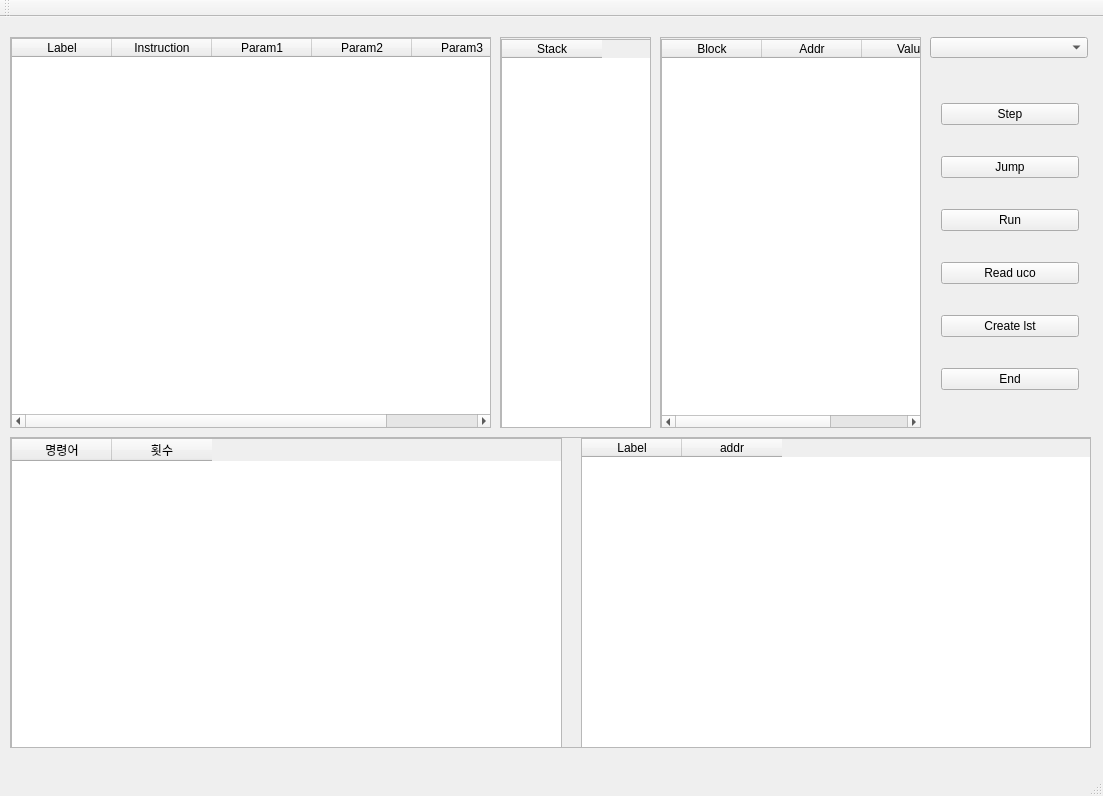
This is UCodeInterpreter/UCodeInterpreter.ui in joohyeson/UCodeInterpreter as Qt 5 draws it before an edit. The edited form follows.
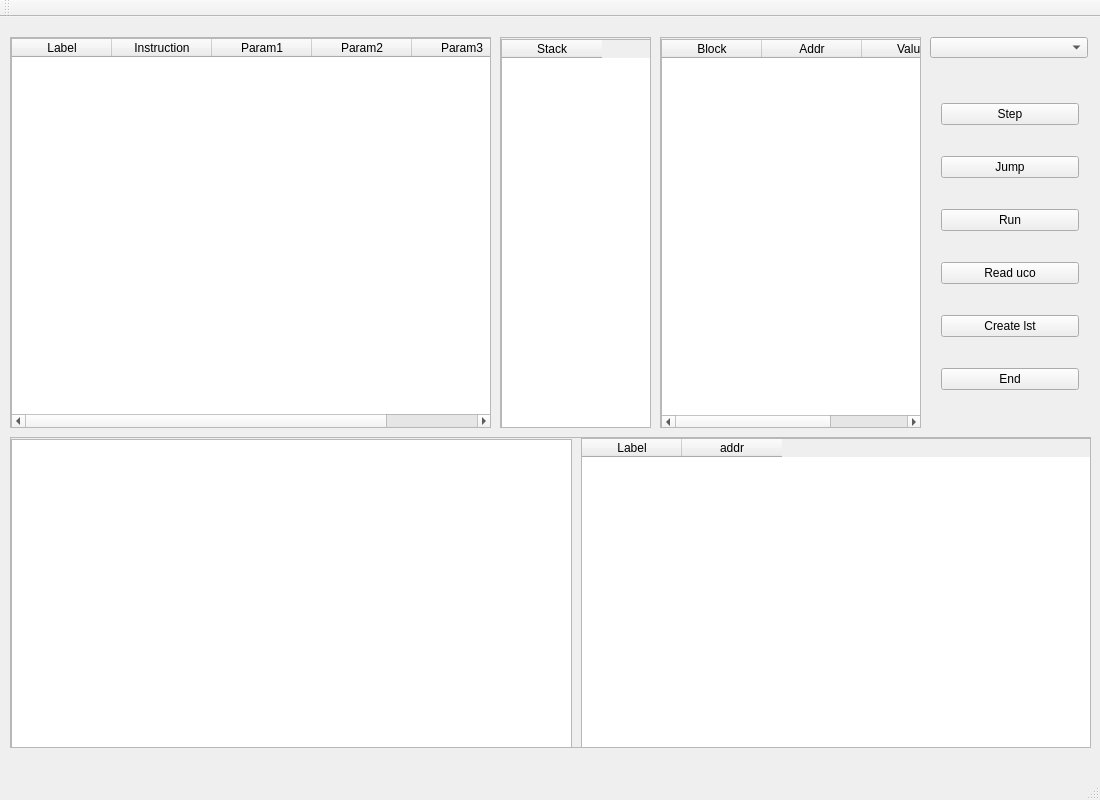
This is the edited form.

Commit message: ui 결과 출력 창 텍스트 위젯으로 변경

Patch:
```diff
--- a/UCodeInterpreter/UCodeInterpreter.ui
+++ b/UCodeInterpreter/UCodeInterpreter.ui
@@ -6,8 +6,8 @@
    <rect>
     <x>0</x>
     <y>0</y>
-    <width>1103</width>
-    <height>796</height>
+    <width>1100</width>
+    <height>800</height>
    </rect>
   </property>
   <property name="windowTitle">
@@ -61,25 +61,15 @@
        </property>
       </column>
      </widget>
-     <widget class="QTableWidget" name="tableWidget_3">
+     <widget class="QTextBrowser" name="textBrowser">
       <property name="geometry">
        <rect>
         <x>0</x>
-        <y>0</y>
-        <width>551</width>
+        <y>1</y>
+        <width>561</width>
         <height>311</height>
        </rect>
       </property>
-      <column>
-       <property name="text">
-        <string>명령어</string>
-       </property>
-      </column>
-      <column>
-       <property name="text">
-        <string>횟수</string>
-       </property>
-      </column>
      </widget>
     </widget>
    </widget>
```
Left out of the diff: 4 changed lines with no effect on the pictures.
